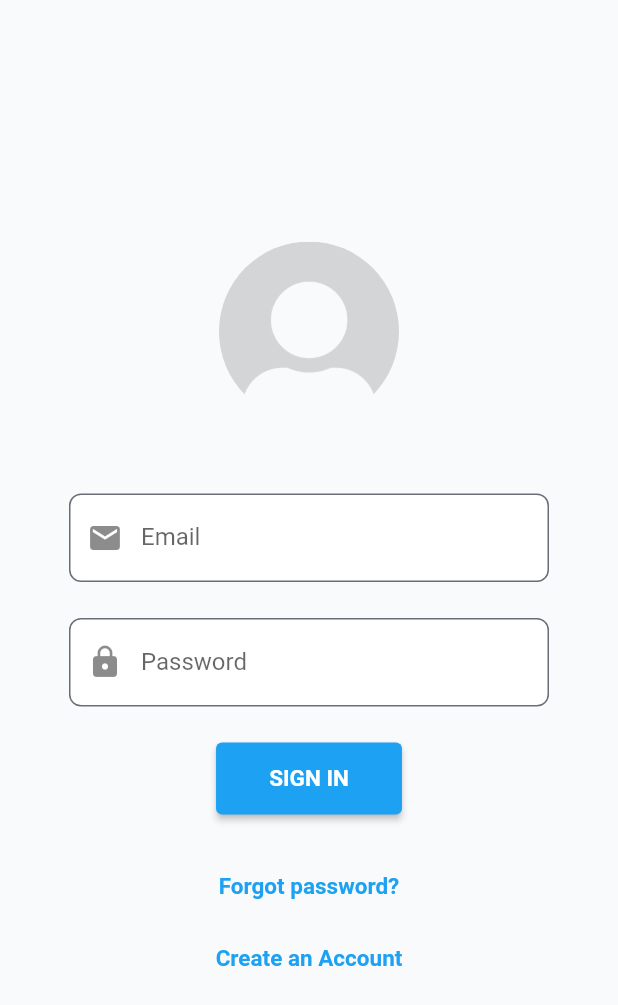
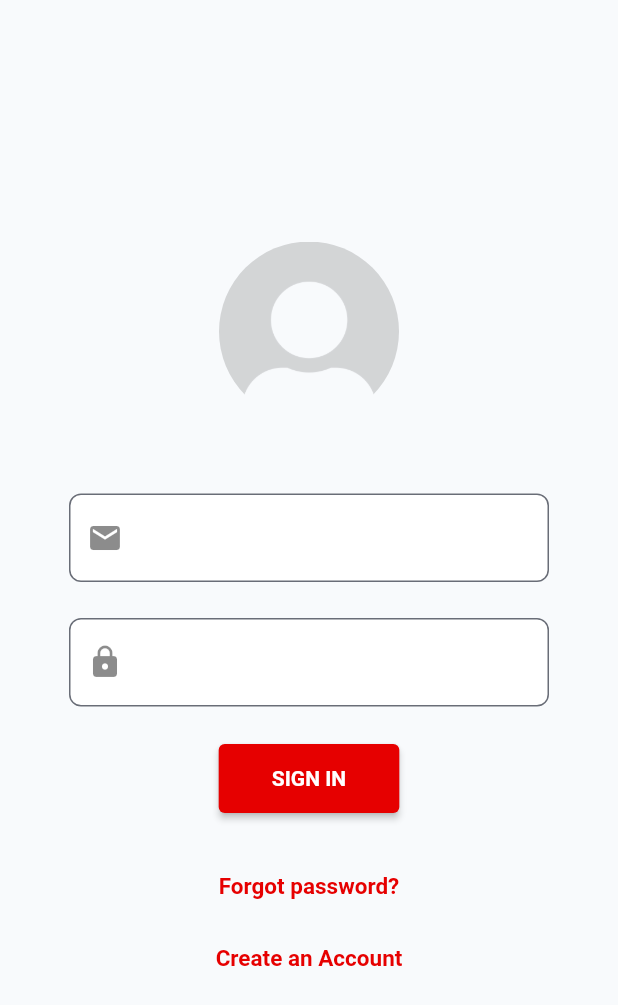
Before and after one commit to t1gu1/flutter-starter, a Flutter app: the screen it shows after launch, on a phone screen of 412 x 824 dp. Shown: the top 1005 px of the screen. Run offline on Flutter 3.47's test engine with Material 2 defaults, Android fonts, the phone set to English and light mode, and no system bars; our stand-ins replace cloud_firestore, firebase_auth, firebase_core, get, get_storage; accounts and stored records are empty; Roboto replaces fonts that are missing (ProductSans).

Commit message:
Edit light & dark theme

```diff
--- a/lib/components/primary_button.dart
+++ b/lib/components/primary_button.dart
@@ -1,12 +1,5 @@
 import 'package:flutter/material.dart';
 import 'package:flutter_starter/constants/index.dart';
-
-/*
-PrimaryButton(
-                labelText: 'UPDATE',
-                onPressed: () => print('Submit'),
-              ),
-*/
 
 class PrimaryButton extends StatelessWidget {
   PrimaryButton({required this.labelText, required this.onPressed});
--- a/lib/constants/app_themes.dart
+++ b/lib/constants/app_themes.dart
@@ -1,4 +1,9 @@
 import 'package:flutter/material.dart';
+
+/**
+ * If you adding some props for dark mode YOU HAVE TO add it for light mode too!
+ * Modified keys has to be the same otherwise flutter will tell you something about keys on theme change...
+*/
 
 class AppThemes {
   AppThemes._();
@@ -13,6 +18,8 @@ class AppThemes {
 
   static const double inputWidth = 320;
 
+  static const Color royalRed = Color.fromRGBO(230, 0, 0, 1);
+  static const Color royalRedDark = Color.fromRGBO(190, 0, 0, 1);
   static const Color dodgerBlue = Color.fromRGBO(29, 161, 242, 1);
   static const Color whiteLilac = Color.fromRGBO(248, 250, 252, 1);
   static const Color blackPearl = Color.fromRGBO(30, 31, 43, 1);
@@ -26,7 +33,7 @@ class AppThemes {
   static String font2 = "Roboto";
   //constants color range for light theme
   //main color
-  static const Color _lightPrimaryColor = dodgerBlue;
+  static const Color _lightPrimaryColor = royalRed;
 
   //Background Colors
   static const Color _lightBackgroundColor = whiteLilac;
@@ -54,7 +61,7 @@ class AppThemes {
   static const Color _lightBorderErrorColor = brinkPink;
 
   //constants color range for dark theme
-  static const Color _darkPrimaryColor = dodgerBlue;
+  static const Color _darkPrimaryColor = royalRedDark;
 
   //Background Colors
   static const Color _darkBackgroundColor = ebonyClay;
@@ -70,9 +77,9 @@ class AppThemes {
       Color.fromRGBO(186, 215, 97, 1);
 
   //Text Colors
-  static const Color _darkTextColor = Colors.white;
-  static const Color _darkAlertTextColor = Colors.black;
-  static const Color _darkTextSecondaryColor = Colors.black;
+  static const Color _darkTextColor = white;
+  static const Color _darkAlertTextColor = white;
+  static const Color _darkTextSecondaryColor = white;
 
   //Border Color
   static const Color _darkBorderColor = nevada;
@@ -81,7 +88,7 @@ class AppThemes {
   static const Color _darkIconColor = nevada;
 
   static const Color _darkInputFillColor = _darkBackgroundSecondaryColor;
-  static const Color _darkBorderActiveColor = _darkPrimaryColor;
+  static const Color _darkBorderActiveColor = white;
   static const Color _darkBorderErrorColor = brinkPink;
 
   //text theme for light theme
@@ -122,6 +129,12 @@ class AppThemes {
     ),
     popupMenuTheme: PopupMenuThemeData(color: _lightBackgroundAppBarColor),
     textTheme: _lightTextTheme,
+    elevatedButtonTheme: ElevatedButtonThemeData(
+        style: ElevatedButton.styleFrom(
+            primary: _lightPrimaryColor,
+            textStyle: TextStyle(
+              color: Colors.white,
+            ))),
     buttonTheme: ButtonThemeData(
         shape: RoundedRectangleBorder(
           borderRadius: BorderRadius.circular(8),
@@ -130,6 +143,7 @@ class AppThemes {
         textTheme: ButtonTextTheme.primary),
     unselectedWidgetColor: _lightPrimaryColor,
     inputDecorationTheme: InputDecorationTheme(
+      labelStyle: TextStyle(color: white),
       //prefixStyle: TextStyle(color: _lightIconColor),
       border: OutlineInputBorder(
           borderSide: BorderSide(width: 1.0),
@@ -172,13 +186,13 @@ class AppThemes {
       fontWeight: FontWeight.w100);*/
 
   static final TextTheme _darkTextTheme = TextTheme(
-    headline1: TextStyle(fontSize: 20.0, color: _darkTextColor),
-    bodyText1: TextStyle(fontSize: 16.0, color: _darkTextColor),
-    bodyText2: TextStyle(fontSize: 14.0, color: Colors.grey),
-    button: TextStyle(
-        fontSize: 15.0, color: _darkTextColor, fontWeight: FontWeight.w600),
-    headline6: TextStyle(fontSize: 16.0, color: _darkTextColor),
-    subtitle1: TextStyle(fontSize: 16.0, color: _darkTextColor),
+    headline1: TextStyle(fontSize: 20.0, color: white),
+    bodyText1: TextStyle(fontSize: 16.0, color: white),
+    bodyText2: TextStyle(fontSize: 14.0, color: white),
+    button:
+        TextStyle(fontSize: 15.0, color: white, fontWeight: FontWeight.w600),
+    headline6: TextStyle(fontSize: 16.0, color: white),
+    subtitle1: TextStyle(fontSize: 16.0, color: white),
     caption: TextStyle(fontSize: 12.0, color: _darkBackgroundAppBarColor),
   );
 
@@ -199,7 +213,7 @@ class AppThemes {
       textTheme: _darkTextTheme,
     ),
     colorScheme: ColorScheme.dark(
-      primary: _darkPrimaryColor,
+      primary: white,
       primaryVariant: _darkBackgroundColor,
 
       // secondary: _darkSecondaryColor,
@@ -213,14 +227,30 @@ class AppThemes {
     ),
     popupMenuTheme: PopupMenuThemeData(color: _darkBackgroundAppBarColor),
     textTheme: _darkTextTheme,
+
+    // textButtonTheme: TextButtonThemeData(
+    //     style: TextButton.styleFrom(
+    //   textStyle: TextStyle(color: white),
+    // )),
+
     buttonTheme: ButtonThemeData(
         shape: RoundedRectangleBorder(
           borderRadius: BorderRadius.circular(8),
         ),
         buttonColor: _darkPrimaryColor,
         textTheme: ButtonTextTheme.primary),
+
+    elevatedButtonTheme: ElevatedButtonThemeData(
+        style: ElevatedButton.styleFrom(
+            primary: white,
+            textStyle: TextStyle(
+              color: Colors.white,
+            ))),
+
     unselectedWidgetColor: _darkPrimaryColor,
+
     inputDecorationTheme: InputDecorationTheme(
+      labelStyle: TextStyle(color: white),
       prefixStyle: TextStyle(color: _darkIconColor),
       //labelStyle: TextStyle(color: nevada),
       border: OutlineInputBorder(
```
